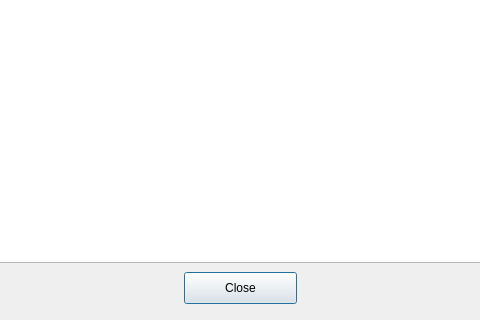
Above: code/table.ui from Ramoncarden/music_theory before the change; both pictures show x 136 to 616 and y 228 to 548 of the 756 by 548 pixel window. Below: the same form after it.
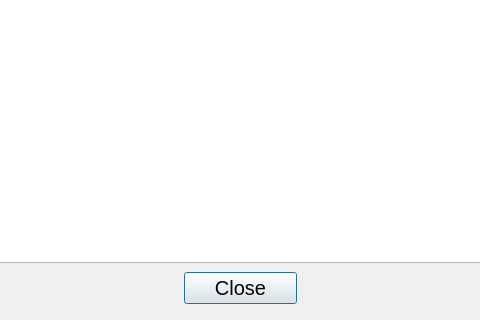
That is the form after the change.

```diff
--- a/code/table.ui
+++ b/code/table.ui
@@ -10,6 +10,11 @@
     <height>548</height>
    </rect>
   </property>
+  <property name="font">
+   <font>
+    <pointsize>15</pointsize>
+   </font>
+  </property>
   <property name="windowTitle">
    <string>Dialog</string>
   </property>
```
Left out of the diff: 2 changed lines with no effect on the pictures.
